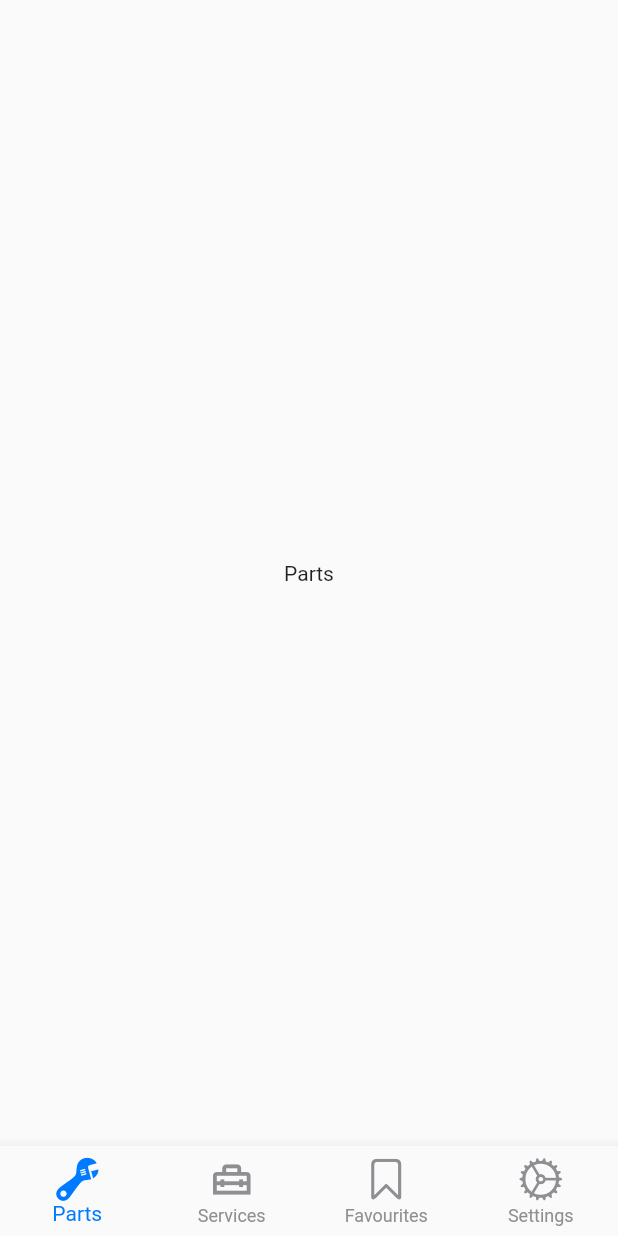
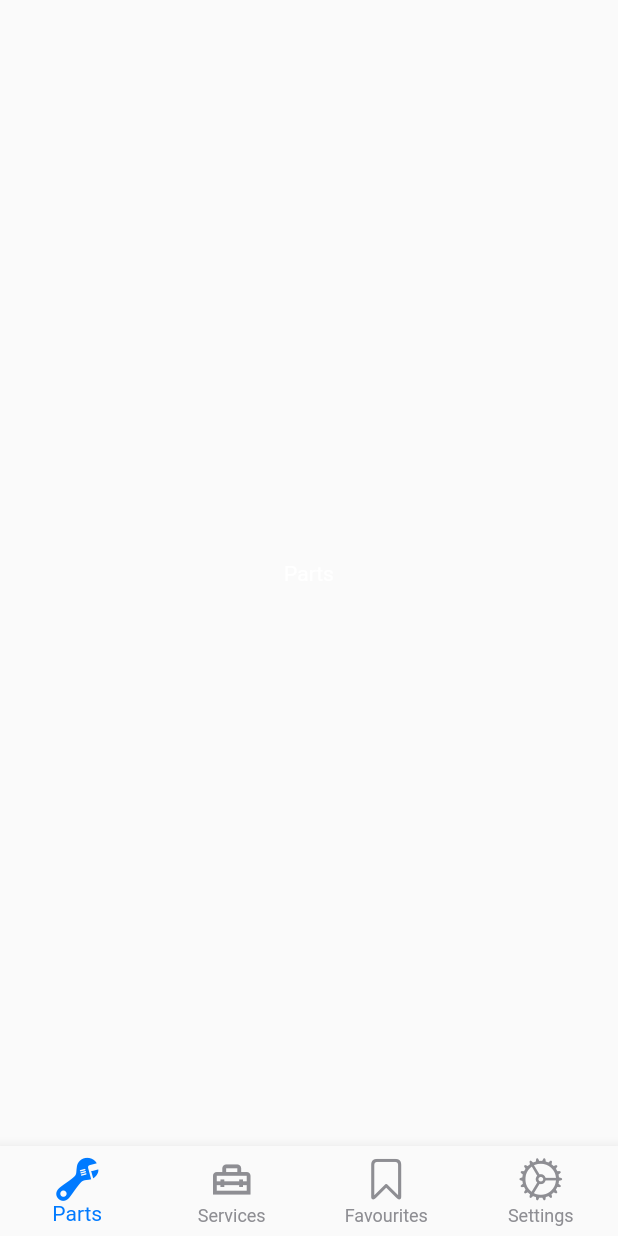
Before and after one commit to lakshitha-deshapriya/AutoParts, a Flutter app: the screen it shows after launch, on a phone screen of 412 x 824 dp. Run offline on Flutter 3.47's test engine with Material 2 defaults, Android fonts, the phone set to English and light mode, and no system bars; our stand-ins replace google_fonts.

Commit message:
separate widgets per pages

```diff
--- /dev/null
+++ b/lib/widgets/parts/parts.dart
@@ -0,0 +1,12 @@
+import 'package:flutter/material.dart';
+
+class Parts extends StatelessWidget {
+  @override
+  Widget build(BuildContext context) {
+    return Center(
+        child: Text(
+      'Parts',
+      style: TextStyle(color: Colors.white),
+    ));
+  }
+}
--- a/lib/widgets/tab_navigator.dart
+++ b/lib/widgets/tab_navigator.dart
@@ -1,4 +1,8 @@
 import 'package:auto_parts/constants/constant.dart';
+import 'package:auto_parts/widgets/favourites/favourites.dart';
+import 'package:auto_parts/widgets/parts/parts.dart';
+import 'package:auto_parts/widgets/services/services.dart';
+import 'package:auto_parts/widgets/settings/settings.dart';
 import 'package:flutter/cupertino.dart';
 import 'package:flutter/material.dart';
 import 'package:nav_bar_widget/nav_bar_widget.dart';
@@ -35,10 +39,10 @@
         ),
       ],
       screens: [
-        Center(child: Text('Parts')),
-        Center(child: Text('Services')),
-        Center(child: Text('Favourites')),
-        Center(child: Text('Settings')),
+        Parts(),
+        Services(),
+        Favourites(),
+        Settings(),
       ],
     );
   }
```
Also changed, not shown: lib/widgets/favourites/favourites.dart (added, +12 -0 lines), lib/widgets/services/services.dart (added, +12 -0 lines), lib/widgets/settings/settings.dart (added, +12 -0 lines).
